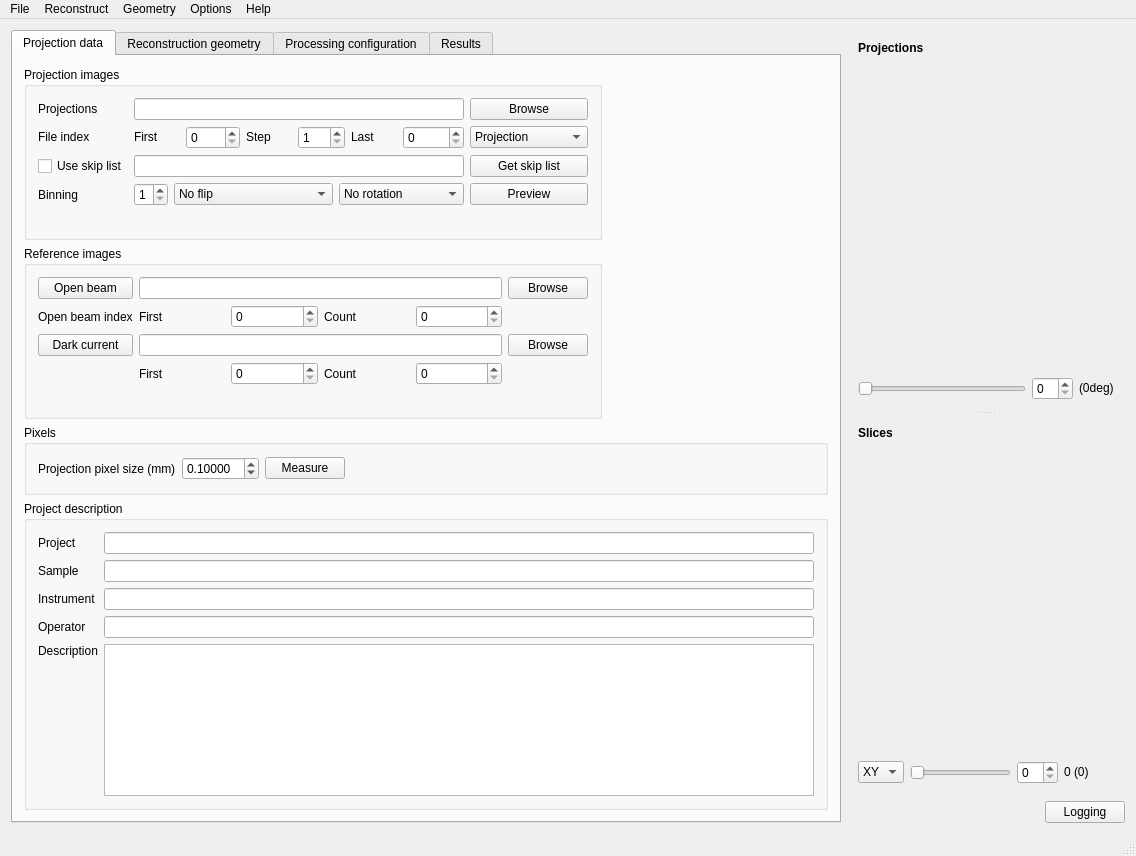
The window that applications/muhrec/src/muhrecmainwindow.ui (neutronimaging/imagingsuite) describes before a commit, drawn with Qt 5.
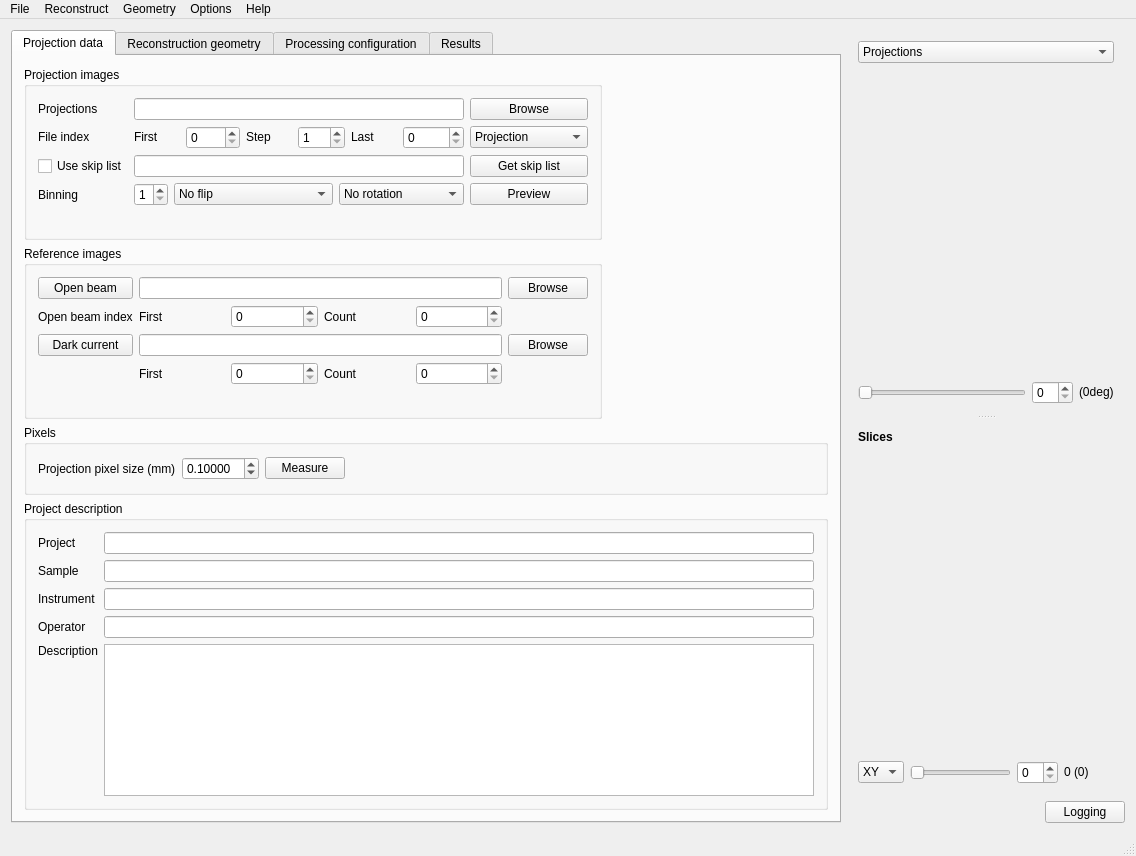
The same window after the commit. Custom widgets are drawn as their Qt base class.

Commit message: Started to work on reference image visualization

What changed in the file:
```diff
--- a/applications/muhrec/src/muhrecmainwindow.ui
+++ b/applications/muhrec/src/muhrecmainwindow.ui
@@ -2143,22 +2143,22 @@
         <widget class="QWidget" name="layoutWidget">
          <layout class="QVBoxLayout" name="projectionviewerLayout">
           <item>
-           <widget class="QLabel" name="label_38">
-            <property name="sizePolicy">
-             <sizepolicy hsizetype="Preferred" vsizetype="Maximum">
-              <horstretch>0</horstretch>
-              <verstretch>0</verstretch>
-             </sizepolicy>
-            </property>
-            <property name="font">
-             <font>
-              <weight>75</weight>
-              <bold>true</bold>
-             </font>
-            </property>
-            <property name="text">
-             <string>Projections</string>
-            </property>
+           <widget class="QComboBox" name="comboBox_projectionViewer">
+            <item>
+             <property name="text">
+              <string>Projections</string>
+             </property>
+            </item>
+            <item>
+             <property name="text">
+              <string>Open beam</string>
+             </property>
+            </item>
+            <item>
+             <property name="text">
+              <string>Dark current</string>
+             </property>
+            </item>
            </widget>
           </item>
           <item>
@@ -2544,12 +2544,6 @@
  </widget>
  <layoutdefault spacing="6" margin="11"/>
  <customwidgets>
-  <customwidget>
-   <class>QtAddons::PlotWidget</class>
-   <extends>QWidget</extends>
-   <header location="global">plotwidget.h</header>
-   <container>1</container>
-  </customwidget>
   <customwidget>
    <class>QtAddons::ImageViewerWidget</class>
    <extends>QWidget</extends>
@@ -2559,6 +2553,12 @@
     <signal>levelsChanged(float,float)</signal>
    </slots>
   </customwidget>
+  <customwidget>
+   <class>QtAddons::PlotWidget</class>
+   <extends>QWidget</extends>
+   <header location="global">plotwidget.h</header>
+   <container>1</container>
+  </customwidget>
   <customwidget>
    <class>QtAddons::uxROIWidget</class>
    <extends>QWidget</extends>
```
The commit also changes 2 other files.
